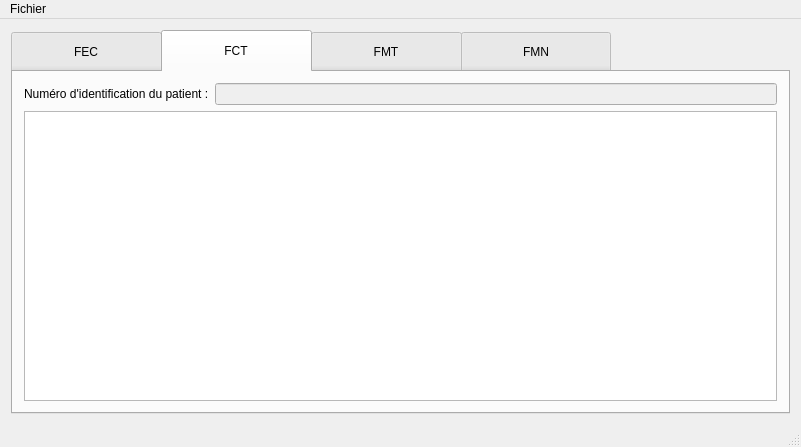
This is gui/Viewer/forms/mainwindow.ui in Krozark/Salamandre as Qt 5 draws it before an edit. The edited form follows.
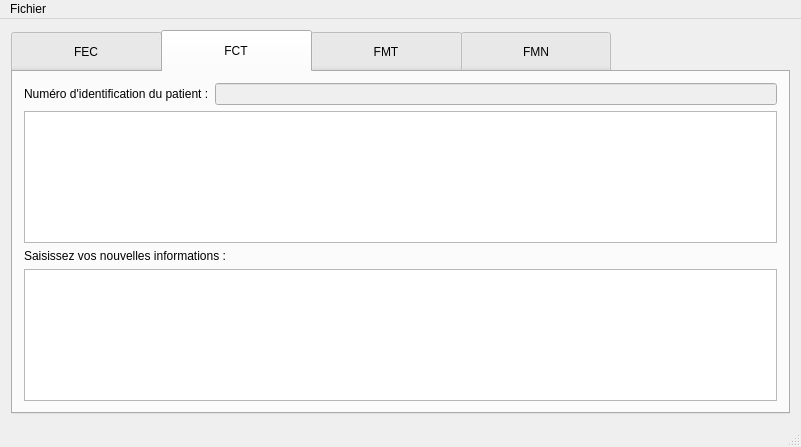
This is the edited form. The open tabs and pages were chosen to show the change. Icons and pictures are not drawn.

Commit message: FCT and FMT information can not now been removed after save

```diff
--- a/gui/Viewer/forms/mainwindow.ui
+++ b/gui/Viewer/forms/mainwindow.ui
@@ -224,7 +224,24 @@
          </layout>
         </item>
         <item>
-         <widget class="QPlainTextEdit" name="plainTextEdit_confidentialTextPatient"/>
+         <widget class="QPlainTextEdit" name="plainTextEdit_confidentialTextPatient">
+          <property name="enabled">
+           <bool>true</bool>
+          </property>
+          <property name="readOnly">
+           <bool>true</bool>
+          </property>
+         </widget>
+        </item>
+        <item>
+         <widget class="QLabel" name="label_confidentialTextPatientAddText">
+          <property name="text">
+           <string>Saisissez vos nouvelles informations :</string>
+          </property>
+         </widget>
+        </item>
+        <item>
+         <widget class="QPlainTextEdit" name="plainTextEdit_confidentialTextPatientAddText"/>
         </item>
        </layout>
       </widget>
```
Left out of the diff: 15 changed lines with no effect on the pictures. The commit also changes 2 other files.
